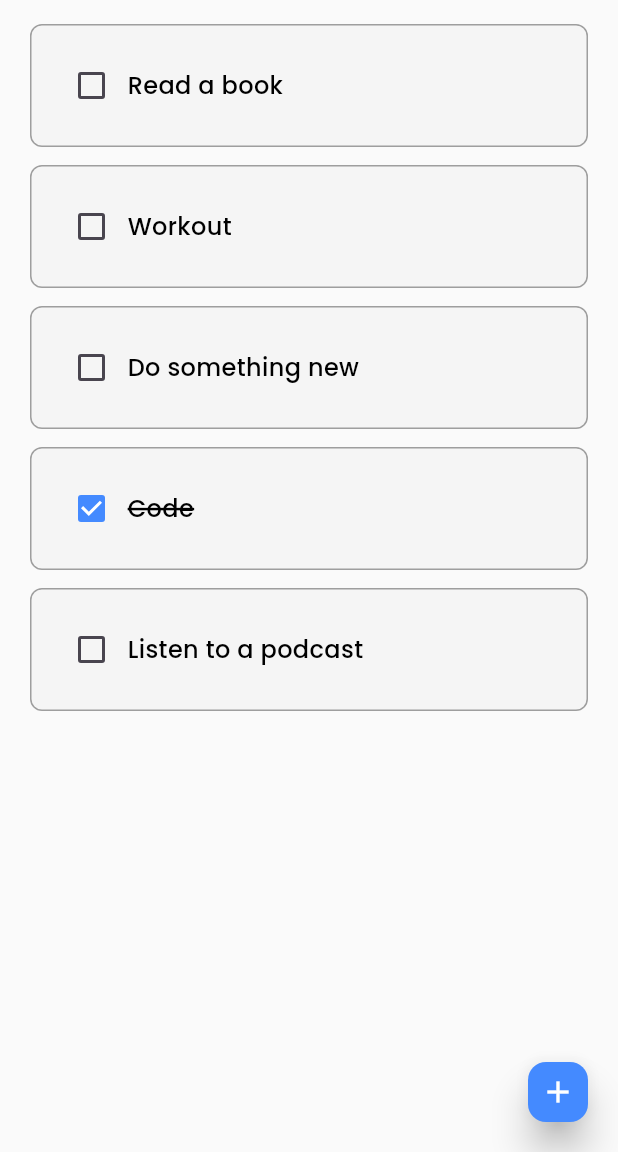
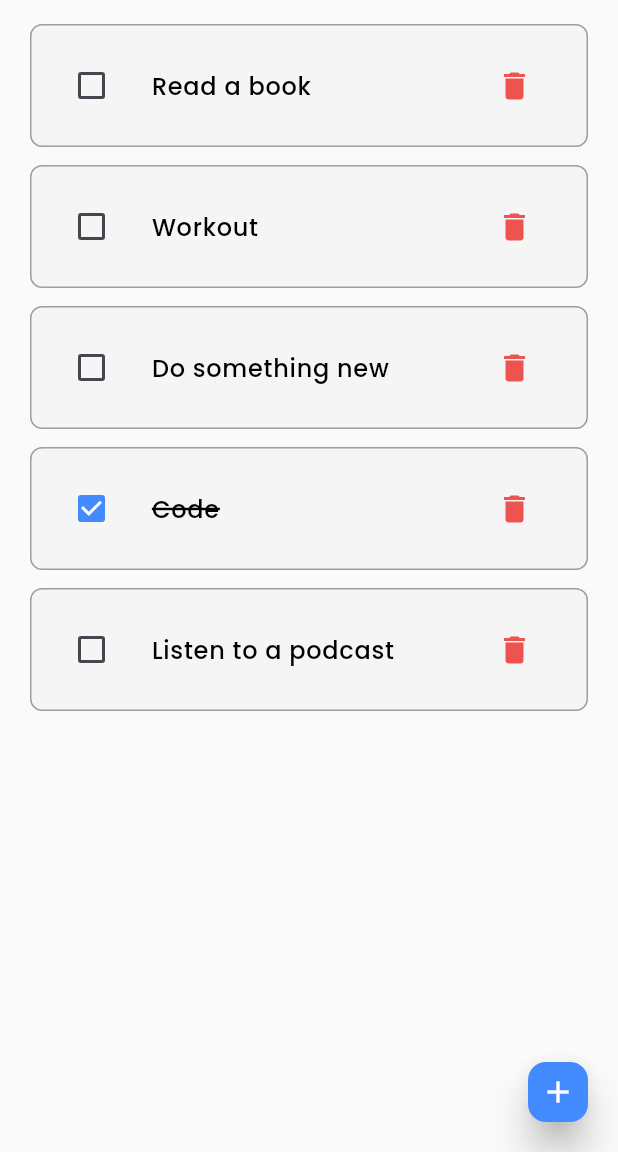
Before and after one commit to AmoahEmmanuelLarbi/simple_todo_app, a Flutter app: the screen it shows after launch, on a phone screen of 412 x 824 dp, the part 84-1236 px from its top. Run offline on Flutter 3.47's test engine with Material 3 defaults, Android fonts, the phone set to English and light mode, and no system bars.

Commit message:
added_delete_task

```diff
--- a/lib/pages/util/todo_list.dart
+++ b/lib/pages/util/todo_list.dart
@@ -5,32 +5,37 @@ class TodoList extends StatelessWidget {
   final String taskName;
   final bool taskCompleted;
   final Function(bool?) checkboxOnTap;
+  // delete a task
+  final VoidCallback deleteTask;
 
   const TodoList(
       {super.key,
       required this.taskName,
       required this.taskCompleted,
-      required this.checkboxOnTap});
+      required this.checkboxOnTap,
+      required this.deleteTask});
 
   @override
   Widget build(BuildContext context) {
     return Padding(
       padding: const EdgeInsets.symmetric(horizontal: 20, vertical: 6),
       child: Container(
-        padding: const EdgeInsets.all(16),
+        padding: const EdgeInsets.symmetric(vertical: 12),
         decoration: BoxDecoration(
             color: Colors.grey[100],
             borderRadius: BorderRadius.circular(8),
             border: Border.all(color: Colors.grey)),
-        child: Row(
-          children: [
+        child:
+            // change from Row widget to ListTile widget
+            ListTile(
+          //children: [
           // checkbox
-            Checkbox(
+          leading: Checkbox(
             value: taskCompleted,
             onChanged: checkboxOnTap,
             activeColor: Colors.blueAccent,
           ),
-            Text(
+          title: Text(
             taskName,
             style: TextStyle(
               color: Colors.black,
@@ -45,7 +50,12 @@ class TodoList extends StatelessWidget {
               fontFamily: 'Poppins',
             ),
           ),
-          ],
+          trailing: IconButton(
+            onPressed: deleteTask,
+            icon: const Icon(Icons.delete),
+            color: Colors.red.shade400,
+          ),
+          //],
         ),
       ),
     );
```
Also changed, not shown: lib/pages/home_page.dart (+66 -20 lines). Lines whose indentation alone changed are shown as unchanged.
